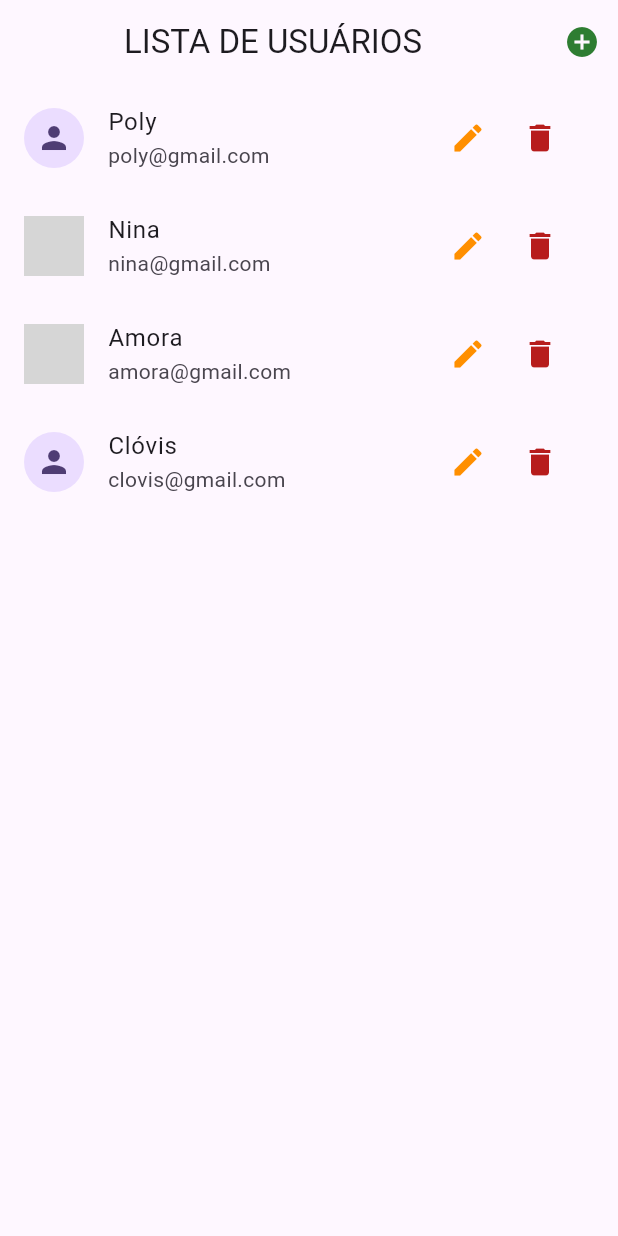
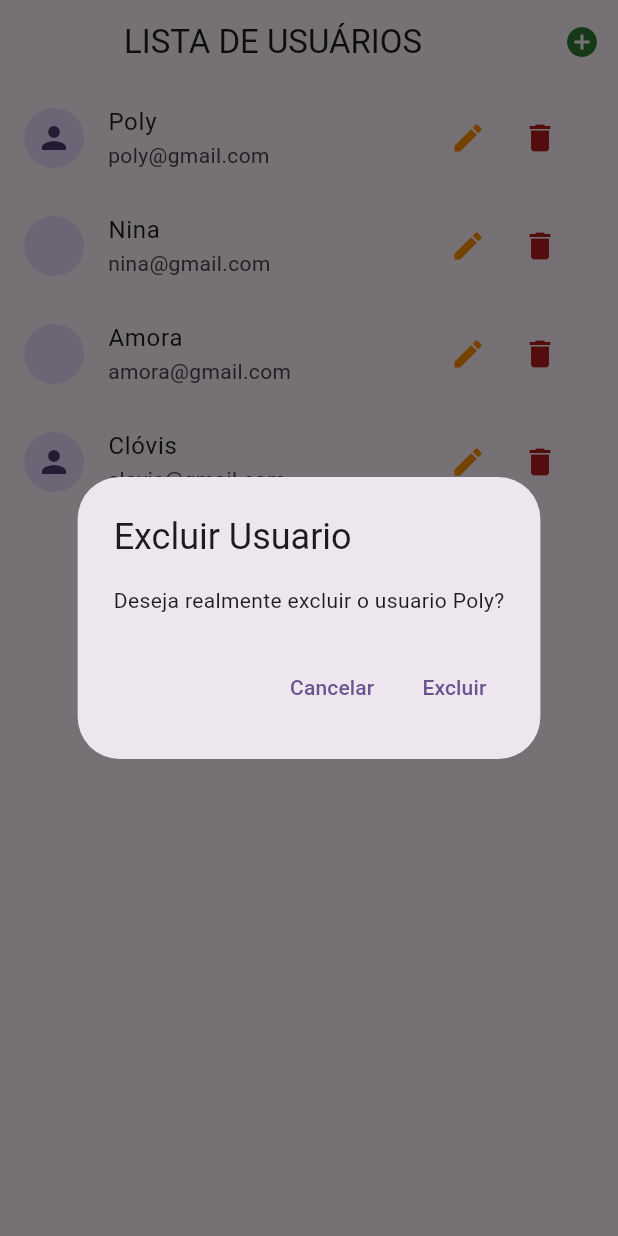
Before and after one commit to Hevelise-Liz/crud_flutter, a Flutter app: the screen it shows after launch, after a tap on the "delete" icon, on a phone screen of 412 x 824 dp. Run offline on Flutter 3.47's test engine with Material 3 defaults, Android fonts, the light colour scheme and no system bars; network calls fail; grey boxes are pictures that could not be loaded.

Commit message:
feat: funcionalidade incluir, editar e excluir (melhor versão)

```diff
--- a/lib/data/dummy_users.dart
+++ b/lib/data/dummy_users.dart
@@ -1,6 +1,6 @@
 import 'package:flutter_crud/models/user.dart';
 
-const dummy_users = {
+const dummyUsers = {
   "1": User(
       id: "1",
       name: "Poly",
--- a/lib/main.dart
+++ b/lib/main.dart
@@ -24,7 +24,7 @@
         ),
         routes: {
           AppRoutes.home: (_) => const UserList(),
-          AppRoutes.userForm: (_) => UserForm()
+          AppRoutes.userForm: (_) => const UserForm()
         },
       ),
     );
--- a/lib/provider/users.dart
+++ b/lib/provider/users.dart
@@ -5,7 +5,7 @@
 import 'package:flutter_crud/models/user.dart';
 
 class Users with ChangeNotifier {
-  final Map<String, User> _items = {...dummy_users};
+  final Map<String, User> _items = {...dummyUsers};
 
   List<User> get all {
     return [..._items.values];
@@ -20,12 +20,7 @@
   }
 
   void put(User user) {
-    if (user == null) {
-      return;
-    }
-
-    if (user.id != null &&
-        user.id.trim().isNotEmpty &&
+    if (user.id.trim().isNotEmpty &&
         _items.containsKey(user.id)) {
       _items.update(
           user.id,
@@ -53,10 +48,8 @@
   }
 
   void remove(User user) {
-    if (user != null && user.id != null) {
-      _items.remove(user.id);
-      notifyListeners();
+    _items.remove(user.id);
+    notifyListeners();
 
     }
-  }
 }
--- a/lib/widgets/user_tile.dart
+++ b/lib/widgets/user_tile.dart
@@ -1,6 +1,8 @@
 import 'package:flutter/material.dart';
 import 'package:flutter_crud/models/user.dart';
+import 'package:flutter_crud/provider/users.dart';
 import 'package:flutter_crud/routes/app_routes.dart';
+import 'package:provider/provider.dart';
 
 class UserTile extends StatelessWidget {
   final User user;
@@ -32,7 +34,31 @@
             IconButton(
               icon: const Icon(Icons.delete),
               color: Colors.red.shade900,
-              onPressed: () {},
+              onPressed: () {
+                showDialog(
+                    context: context,
+                    builder: (ctx) => AlertDialog(
+                          title: const Text('Excluir Usuario'),
+                          content: Text(
+                              'Deseja realmente excluir o usuario ${user.name}?'),
+                          actions: <Widget>[
+                            TextButton(
+                              onPressed: () {
+                                Navigator.of(context).pop(false);
+                              },
+                              child: const Text('Cancelar'),
+                            ),
+                            TextButton(
+                              onPressed: () {
+                                Provider.of<Users>(context, listen: false)
+                                    .remove(user);
+                                Navigator.of(context).pop(true);
+                              },
+                              child: const Text('Excluir'),
+                            ),
+                          ],
+                        ));
+              },
             ),
           ],
         ),
```
Also changed, not shown: lib/pages/user_form.dart (+58 -5 lines).
